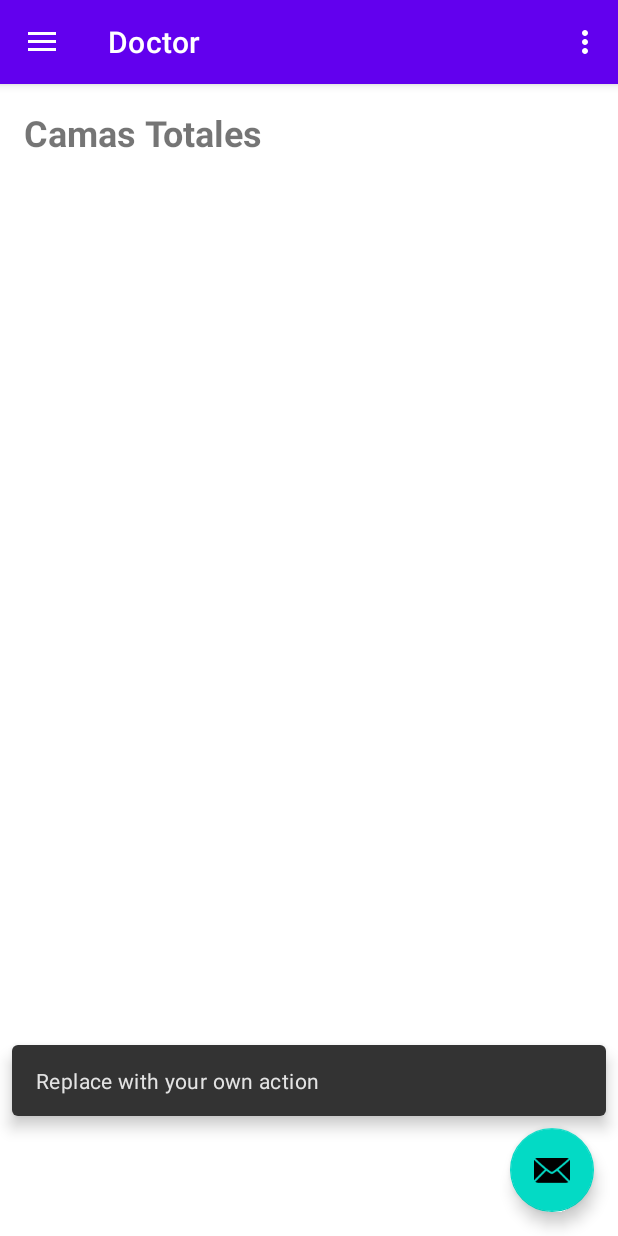
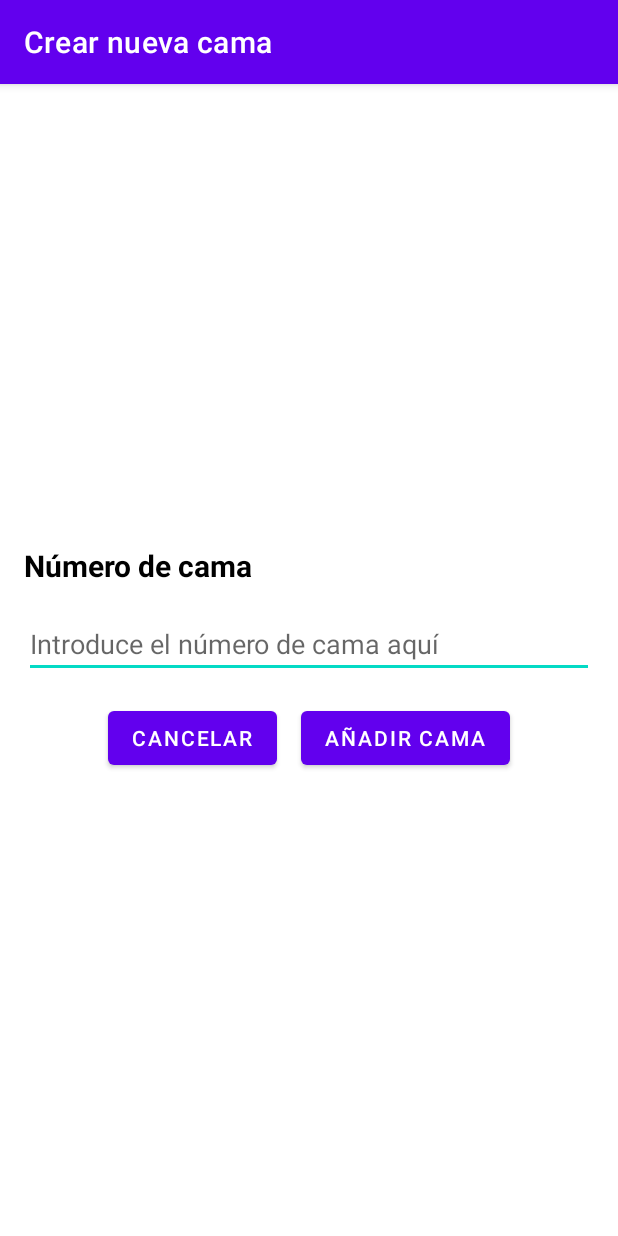
Before and after one commit to AlbertoLG01/HospitalBedManager, an Android app built with Jetpack Compose: the MainActivity screen opened directly, with no data from a screen before it, after a tap on an icon or button, on a phone screen of 412 x 824 dp. Run offline under Robolectric (Android 15) with nearby library versions, the phone set to English and light mode, and no system bars; our stand-ins replace Firebase (no records; nobody signed in at launch, a user with empty details on screens opened directly), navigation-ui.

Commit message:
27/06 Antes de manejar sincronizacion

```diff
--- /dev/null
+++ b/app/src/main/java/com/example/hospitalbedmanager/AddBedActivity.kt
@@ -0,0 +1,53 @@
+package com.example.hospitalbedmanager
+
+import android.os.Bundle
+import android.widget.Button
+import android.widget.EditText
+import android.widget.Toast
+import androidx.appcompat.app.AppCompatActivity
+import com.example.hospitalbedmanager.dataclasses.Bed
+import com.google.firebase.firestore.FirebaseFirestore
+import com.google.firebase.Timestamp
+
+class AddBedActivity : AppCompatActivity() {
+
+    private lateinit var db: FirebaseFirestore
+
+    override fun onCreate(savedInstanceState: Bundle?) {
+        super.onCreate(savedInstanceState)
+        setContentView(R.layout.activity_add_bed)
+        supportActionBar?.title = "Crear nueva cama"
+
+        db = FirebaseFirestore.getInstance()
+
+        val numberEditText: EditText = findViewById(R.id.edit_text_bed_number)
+        val addButton: Button = findViewById(R.id.button_add_bed)
+        val cancelButton: Button = findViewById(R.id.button_cancel)
+
+        addButton.setOnClickListener {
+            val number = numberEditText.text.toString().toIntOrNull()
+
+            if (number != null) {
+                var bed = Bed()
+                bed.number = number
+                println(bed)
+
+                db.collection("beds")
+                    .add(bed)
+                    .addOnSuccessListener {
+                        Toast.makeText(this, "Cama añadida con éxito", Toast.LENGTH_SHORT).show()
+                        finish() // Volver a la actividad anterior
+                    }
+                    .addOnFailureListener { e ->
+                        Toast.makeText(this, "Error al añadir cama: ${e.message}", Toast.LENGTH_SHORT).show()
+                    }
+            } else {
+                Toast.makeText(this, "Por favor, completa todos los campos correctamente", Toast.LENGTH_SHORT).show()
+            }
+        }
+
+        cancelButton.setOnClickListener {
+            finish() // Volver a la actividad anterior
+        }
+    }
+}
--- a/app/src/main/java/com/example/hospitalbedmanager/MainActivity.kt
+++ b/app/src/main/java/com/example/hospitalbedmanager/MainActivity.kt
@@ -1,5 +1,6 @@
 package com.example.hospitalbedmanager
 
+import android.content.Intent
 import android.os.Bundle
 import android.view.Menu
 import com.google.android.material.snackbar.Snackbar
@@ -12,11 +13,13 @@ import androidx.navigation.ui.setupWithNavController
 import androidx.drawerlayout.widget.DrawerLayout
 import androidx.appcompat.app.AppCompatActivity
 import com.example.hospitalbedmanager.databinding.ActivityMainBinding
+import com.google.android.material.floatingactionbutton.FloatingActionButton
 
 class MainActivity : AppCompatActivity() {
 
     private lateinit var appBarConfiguration: AppBarConfiguration
     private lateinit var binding: ActivityMainBinding
+    private var fab: FloatingActionButton? = null
 
     override fun onCreate(savedInstanceState: Bundle?) {
         super.onCreate(savedInstanceState)
@@ -24,12 +27,14 @@ class MainActivity : AppCompatActivity() {
         binding = ActivityMainBinding.inflate(layoutInflater)
         setContentView(binding.root)
 
+        fab = findViewById(R.id.fab)
+
         setSupportActionBar(binding.appBarMain.toolbar)
 
-        binding.appBarMain.fab.setOnClickListener { view ->
-            Snackbar.make(view, "Replace with your own action", Snackbar.LENGTH_LONG)
-                .setAction("Action", null)
-                .setAnchorView(R.id.fab).show()
+
+        fab?.setOnClickListener { view ->
+            val intent = Intent(this, AddBedActivity::class.java)
+            startActivity(intent)
         }
         val drawerLayout: DrawerLayout = binding.drawerLayout
         val navView: NavigationView = binding.navView
@@ -55,4 +60,12 @@ class MainActivity : AppCompatActivity() {
         val navController = findNavController(R.id.nav_host_fragment_content_main)
         return navController.navigateUp(appBarConfiguration) || super.onSupportNavigateUp()
     }
+
+    fun showFab() {
+        fab?.show()
+    }
+
+    fun hideFab() {
+        fab?.hide()
+    }
 }
--- a/app/src/main/java/com/example/hospitalbedmanager/dataclasses/Bed.kt
+++ b/app/src/main/java/com/example/hospitalbedmanager/dataclasses/Bed.kt
@@ -3,9 +3,9 @@ package com.example.hospitalbedmanager.dataclasses
 import com.google.firebase.Timestamp
 
 data class Bed(
-    val number: Int = -1,
+    var number: Int = -1,
     val patientAssociated: String = "",
     val consultationAssociated: Int = -1,
-    var isOccupied: Boolean = false,
+    var occupied: Boolean = false,
     val assignmentDate: Timestamp = Timestamp.now()
 )
--- a/app/src/main/java/com/example/hospitalbedmanager/ui/doctor/DoctorFragment.kt
+++ b/app/src/main/java/com/example/hospitalbedmanager/ui/doctor/DoctorFragment.kt
@@ -14,6 +14,7 @@ import androidx.core.content.ContextCompat
 import androidx.fragment.app.Fragment
 import androidx.recyclerview.widget.LinearLayoutManager
 import androidx.recyclerview.widget.RecyclerView
+import com.example.hospitalbedmanager.MainActivity
 import com.example.hospitalbedmanager.R
 import com.example.hospitalbedmanager.databinding.FragmentDoctorBinding
 import com.example.hospitalbedmanager.dataclasses.Bed
@@ -38,6 +39,10 @@ class DoctorFragment : Fragment() {
         _binding = FragmentDoctorBinding.inflate(inflater, container, false)
         val root: View = binding.root
 
+        val activity = requireActivity() as MainActivity
+
+        activity.showFab()
+
         setupRecyclerView()
         fetchBeds()
 
@@ -61,10 +66,9 @@ class DoctorFragment : Fragment() {
             .addOnSuccessListener { documents ->
                 for (document in documents) {
                     var bed = document.toObject(Bed::class.java)
-                    bed.isOccupied = document.get("isOccupied") as Boolean
                     bedList.add(bed)
-                    println(bed)
                 }
+                bedList.sortBy { it.number }
                 totalBedAdapter.notifyDataSetChanged()
             }
             .addOnFailureListener { exception ->
@@ -142,7 +146,7 @@ class DoctorFragment : Fragment() {
             val formattedDate = sdf.format(assignmentDate)
             holder.lastAssignment.text = "Última Asignación: $formattedDate"
 
-            if(bed.isOccupied) {
+            if(bed.occupied) {
                 holder.isBedOccupied.text =
                     "Cama Ocupada"
                 holder.isBedOccupied.setTextColor(ContextCompat.getColor(context, android.R.color.holo_red_dark))
--- /dev/null
+++ b/app/src/main/res/layout/activity_add_bed.xml
@@ -0,0 +1,51 @@
+<?xml version="1.0" encoding="utf-8"?>
+<LinearLayout xmlns:android="http://schemas.android.com/apk/res/android"
+    android:layout_width="match_parent"
+    android:layout_height="match_parent"
+    android:orientation="vertical"
+    android:padding="16dp"
+    android:gravity="center_vertical">
+
+    <TextView
+        android:layout_width="wrap_content"
+        android:layout_height="wrap_content"
+        android:text="Número de cama"
+        android:textSize="20sp"
+        android:textColor="#000000"
+        android:gravity="center_horizontal"
+        android:layout_marginBottom="16dp"
+        android:textStyle="bold"
+    />
+
+
+    <EditText
+        android:id="@+id/edit_text_bed_number"
+        android:layout_width="match_parent"
+        android:layout_height="wrap_content"
+        android:hint="Introduce el número de cama aquí"
+        android:inputType="number"
+        android:maxLength="4"/>
+
+    <LinearLayout
+        android:layout_width="match_parent"
+        android:layout_height="wrap_content"
+        android:orientation="horizontal"
+        android:layout_marginTop="16dp"
+        android:gravity="center_horizontal">
+
+        <Button
+            android:id="@+id/button_cancel"
+            android:layout_width="wrap_content"
+            android:layout_height="wrap_content"
+            android:text="Cancelar" />
+
+        <Button
+            android:id="@+id/button_add_bed"
+            android:layout_width="wrap_content"
+            android:layout_height="wrap_content"
+            android:text="Añadir cama"
+            android:layout_marginStart="16dp" />
+
+
+    </LinearLayout>
+</LinearLayout>
--- a/app/src/main/res/layout/app_bar_main.xml
+++ b/app/src/main/res/layout/app_bar_main.xml
@@ -29,6 +29,6 @@
         android:layout_gravity="bottom|end"
         android:layout_marginEnd="@dimen/fab_margin"
         android:layout_marginBottom="16dp"
-        app:srcCompat="@android:drawable/ic_dialog_email" />
+        app:srcCompat="@android:drawable/ic_input_add" />
 
 </androidx.coordinatorlayout.widget.CoordinatorLayout>
--- a/app/src/main/res/values/strings.xml
+++ b/app/src/main/res/values/strings.xml
@@ -2,8 +2,8 @@
     <string name="app_name">Hospital Bed Manager</string>
     <string name="navigation_drawer_open">Open navigation drawer</string>
     <string name="navigation_drawer_close">Close navigation drawer</string>
-    <string name="nav_header_title">Android Studio</string>
-    <string name="nav_header_subtitle">android.studio@android.com</string>
+    <string name="nav_header_title">Hospital Bed Manager</string>
+    <string name="nav_header_subtitle">Welcome !</string>
     <string name="nav_header_desc">Navigation header</string>
     <string name="action_settings">Ajustes</string>
 
@@ -25,4 +25,5 @@
     <string name="desasignar_cama">¿Está seguro de que desea desasignar esta cama?</string>
     <string name="camas_totales">Camas Totales</string>
     <string name="delete_cama">¿Estás seguro de que deseas eliminar esta cama?</string>
+    <string name="title_activity_add_bed">AddBedActivity</string>
 </resources>
```
Also changed, not shown: app/src/main/AndroidManifest.xml (+6 -2 lines), app/src/main/java/com/example/hospitalbedmanager/ui/nurse/NurseFragment.kt (+8 -2 lines), app/src/main/java/com/example/hospitalbedmanager/ui/porter/PorterFragment.kt (+8 -2 lines).
